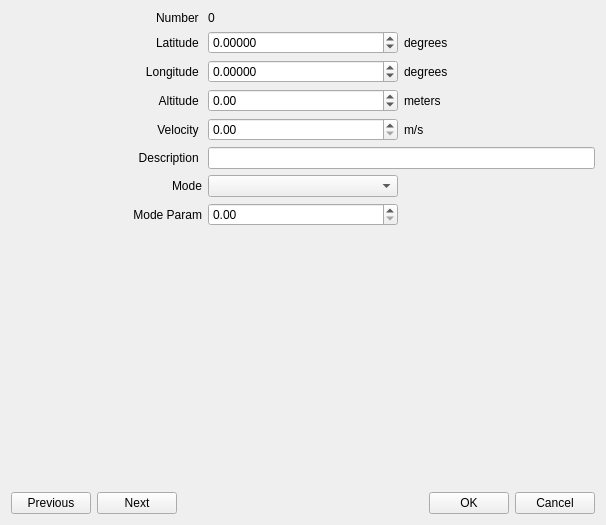
TauLabs/TauLabs, file ground/gcs/src/plugins/pathplanner/waypoint_dialog.ui: the form before one commit.
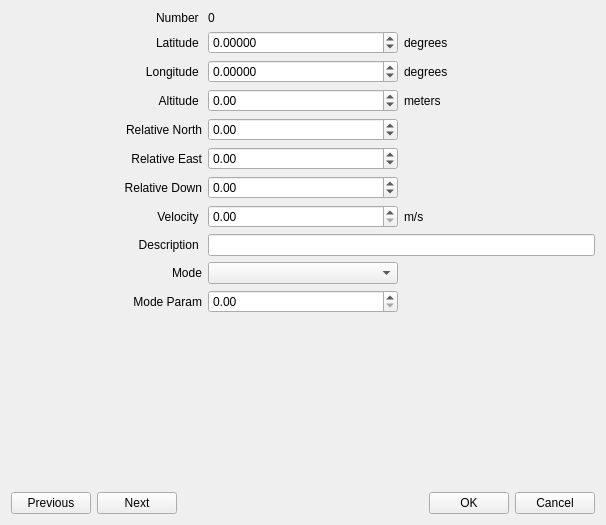
The form after the commit. Icons and pictures are not drawn.

Commit message: Path Planner: Make the dialog show the relative location as well and allow it to be edited.  The QDataWidgetMapper doesn't seem to catch changes from the model to the widgets so when an NED coordinate is changed the LLA version doesn't update automatically.

Diff of the .ui file:
```diff
--- a/ground/gcs/src/plugins/pathplanner/waypoint_dialog.ui
+++ b/ground/gcs/src/plugins/pathplanner/waypoint_dialog.ui
@@ -32,16 +32,6 @@
   <layout class="QVBoxLayout" name="verticalLayout">
    <item>
     <layout class="QGridLayout" name="gridLayout">
-     <item row="4" column="0">
-      <widget class="QLabel" name="label_4">
-       <property name="text">
-        <string>Velocity </string>
-       </property>
-       <property name="alignment">
-        <set>Qt::AlignRight|Qt::AlignTrailing|Qt::AlignVCenter</set>
-       </property>
-      </widget>
-     </item>
      <item row="1" column="1">
       <widget class="QDoubleSpinBox" name="doubleSpinBoxLatitude">
        <property name="sizePolicy">
@@ -61,10 +51,58 @@
        </property>
       </widget>
      </item>
-     <item row="5" column="1" colspan="2">
+     <item row="8" column="1" colspan="2">
       <widget class="QLineEdit" name="lineEditDescription"/>
      </item>
-     <item row="6" column="0">
+     <item row="9" column="1">
+      <widget class="QComboBox" name="cbMode"/>
+     </item>
+     <item row="1" column="0">
+      <widget class="QLabel" name="lbLat">
+       <property name="sizePolicy">
+        <sizepolicy hsizetype="Minimum" vsizetype="Preferred">
+         <horstretch>0</horstretch>
+         <verstretch>0</verstretch>
+        </sizepolicy>
+       </property>
+       <property name="text">
+        <string>Latitude </string>
+       </property>
+       <property name="alignment">
+        <set>Qt::AlignRight|Qt::AlignTrailing|Qt::AlignVCenter</set>
+       </property>
+      </widget>
+     </item>
+     <item row="0" column="0">
+      <widget class="QLabel" name="label_7">
+       <property name="text">
+        <string>Number </string>
+       </property>
+       <property name="alignment">
+        <set>Qt::AlignRight|Qt::AlignTrailing|Qt::AlignVCenter</set>
+       </property>
+      </widget>
+     </item>
+     <item row="2" column="0">
+      <widget class="QLabel" name="lbLong">
+       <property name="enabled">
+        <bool>true</bool>
+       </property>
+       <property name="sizePolicy">
+        <sizepolicy hsizetype="Minimum" vsizetype="Preferred">
+         <horstretch>0</horstretch>
+         <verstretch>0</verstretch>
+        </sizepolicy>
+       </property>
+       <property name="text">
+        <string>Longitude </string>
+       </property>
+       <property name="alignment">
+        <set>Qt::AlignRight|Qt::AlignTrailing|Qt::AlignVCenter</set>
+       </property>
+      </widget>
+     </item>
+     <item row="9" column="0">
       <widget class="QLabel" name="label">
        <property name="sizePolicy">
         <sizepolicy hsizetype="Minimum" vsizetype="Preferred">
@@ -89,31 +127,7 @@
        </property>
       </widget>
      </item>
-     <item row="0" column="1">
-      <widget class="QLabel" name="lbNumber">
-       <property name="text">
-        <string>0</string>
-       </property>
-      </widget>
-     </item>
-     <item row="3" column="2">
-      <widget class="QLabel" name="label_6">
-       <property name="text">
-        <string>meters</string>
-       </property>
-      </widget>
-     </item>
-     <item row="6" column="1">
-      <widget class="QComboBox" name="cbMode"/>
-     </item>
-     <item row="4" column="2">
-      <widget class="QLabel" name="label_10">
-       <property name="text">
-        <string>m/s</string>
-       </property>
-      </widget>
-     </item>
-     <item row="5" column="0">
+     <item row="8" column="0">
       <widget class="QLabel" name="label_8">
        <property name="sizePolicy">
         <sizepolicy hsizetype="Minimum" vsizetype="Preferred">
@@ -129,42 +143,10 @@
        </property>
       </widget>
      </item>
-     <item row="1" column="0">
-      <widget class="QLabel" name="lbLat">
-       <property name="sizePolicy">
-        <sizepolicy hsizetype="Minimum" vsizetype="Preferred">
-         <horstretch>0</horstretch>
-         <verstretch>0</verstretch>
-        </sizepolicy>
-       </property>
-       <property name="text">
-        <string>Latitude </string>
-       </property>
-       <property name="alignment">
-        <set>Qt::AlignRight|Qt::AlignTrailing|Qt::AlignVCenter</set>
-       </property>
-      </widget>
-     </item>
-     <item row="4" column="1">
-      <widget class="QDoubleSpinBox" name="doubleSpinBoxVelocity">
-       <property name="maximum">
-        <double>999999999.000000000000000</double>
-       </property>
-      </widget>
-     </item>
      <item row="7" column="0">
-      <widget class="QLabel" name="modeParams">
-       <property name="sizePolicy">
-        <sizepolicy hsizetype="Minimum" vsizetype="Preferred">
-         <horstretch>0</horstretch>
-         <verstretch>0</verstretch>
-        </sizepolicy>
-       </property>
-       <property name="layoutDirection">
-        <enum>Qt::LeftToRight</enum>
-       </property>
+      <widget class="QLabel" name="label_4">
        <property name="text">
-        <string>Mode Param</string>
+        <string>Velocity </string>
        </property>
        <property name="alignment">
         <set>Qt::AlignRight|Qt::AlignTrailing|Qt::AlignVCenter</set>
@@ -178,6 +160,58 @@
        </property>
       </widget>
      </item>
+     <item row="2" column="1">
+      <widget class="QDoubleSpinBox" name="doubleSpinBoxLongitude">
+       <property name="decimals">
+        <number>5</number>
+       </property>
+       <property name="minimum">
+        <double>-180.000000000000000</double>
+       </property>
+       <property name="maximum">
+        <double>180.000000000000000</double>
+       </property>
+      </widget>
+     </item>
+     <item row="10" column="0">
+      <widget class="QLabel" name="modeParams">
+       <property name="sizePolicy">
+        <sizepolicy hsizetype="Minimum" vsizetype="Preferred">
+         <horstretch>0</horstretch>
+         <verstretch>0</verstretch>
+        </sizepolicy>
+       </property>
+       <property name="layoutDirection">
+        <enum>Qt::LeftToRight</enum>
+       </property>
+       <property name="text">
+        <string>Mode Param</string>
+       </property>
+       <property name="alignment">
+        <set>Qt::AlignRight|Qt::AlignTrailing|Qt::AlignVCenter</set>
+       </property>
+      </widget>
+     </item>
+     <item row="10" column="1">
+      <widget class="QDoubleSpinBox" name="dsb_modeParams">
+       <property name="maximum">
+        <double>999999999.000000000000000</double>
+       </property>
+       <property name="singleStep">
+        <double>0.010000000000000</double>
+       </property>
+      </widget>
+     </item>
+     <item row="3" column="1">
+      <widget class="QDoubleSpinBox" name="doubleSpinBoxAltitude">
+       <property name="minimum">
+        <double>-5000.000000000000000</double>
+       </property>
+       <property name="maximum">
+        <double>5000.000000000000000</double>
+       </property>
+      </widget>
+     </item>
      <item row="3" column="0">
       <widget class="QLabel" name="label_3">
        <property name="sizePolicy">
@@ -194,11 +228,15 @@
        </property>
       </widget>
      </item>
-     <item row="2" column="0">
-      <widget class="QLabel" name="lbLong">
-       <property name="enabled">
-        <bool>true</bool>
+     <item row="7" column="2">
+      <widget class="QLabel" name="label_10">
+       <property name="text">
+        <string>m/s</string>
        </property>
+      </widget>
+     </item>
+     <item row="5" column="0">
+      <widget class="QLabel" name="lbLat_3">
        <property name="sizePolicy">
         <sizepolicy hsizetype="Minimum" vsizetype="Preferred">
          <horstretch>0</horstretch>
@@ -206,20 +244,40 @@
         </sizepolicy>
        </property>
        <property name="text">
-        <string>Longitude </string>
+        <string>Relative East</string>
        </property>
        <property name="alignment">
         <set>Qt::AlignRight|Qt::AlignTrailing|Qt::AlignVCenter</set>
        </property>
       </widget>
      </item>
-     <item row="3" column="1">
-      <widget class="QDoubleSpinBox" name="doubleSpinBoxAltitude">
-       <property name="minimum">
-        <double>-5000.000000000000000</double>
+     <item row="3" column="2">
+      <widget class="QLabel" name="label_6">
+       <property name="text">
+        <string>meters</string>
        </property>
-       <property name="maximum">
-        <double>5000.000000000000000</double>
+      </widget>
+     </item>
+     <item row="4" column="0">
+      <widget class="QLabel" name="lbLat_2">
+       <property name="sizePolicy">
+        <sizepolicy hsizetype="Minimum" vsizetype="Preferred">
+         <horstretch>0</horstretch>
+         <verstretch>0</verstretch>
+        </sizepolicy>
+       </property>
+       <property name="text">
+        <string>Relative North</string>
+       </property>
+       <property name="alignment">
+        <set>Qt::AlignRight|Qt::AlignTrailing|Qt::AlignVCenter</set>
+       </property>
+      </widget>
+     </item>
+     <item row="0" column="1">
+      <widget class="QLabel" name="lbNumber">
+       <property name="text">
+        <string>0</string>
        </property>
       </widget>
      </item>
@@ -231,35 +289,55 @@
       </widget>
      </item>
      <item row="7" column="1">
-      <widget class="QDoubleSpinBox" name="dsb_modeParams">
+      <widget class="QDoubleSpinBox" name="doubleSpinBoxVelocity">
        <property name="maximum">
         <double>999999999.000000000000000</double>
        </property>
-       <property name="singleStep">
-        <double>0.010000000000000</double>
-       </property>
       </widget>
      </item>
-     <item row="0" column="0">
-      <widget class="QLabel" name="label_7">
+     <item row="6" column="0">
+      <widget class="QLabel" name="lbLat_4">
+       <property name="sizePolicy">
+        <sizepolicy hsizetype="Minimum" vsizetype="Preferred">
+         <horstretch>0</horstretch>
+         <verstretch>0</verstretch>
+        </sizepolicy>
+       </property>
        <property name="text">
-        <string>Number </string>
+        <string>Relative Down</string>
        </property>
        <property name="alignment">
         <set>Qt::AlignRight|Qt::AlignTrailing|Qt::AlignVCenter</set>
        </property>
       </widget>
      </item>
-     <item row="2" column="1">
-      <widget class="QDoubleSpinBox" name="doubleSpinBoxLongitude">
-       <property name="decimals">
-        <number>5</number>
+     <item row="4" column="1">
+      <widget class="QDoubleSpinBox" name="doubleSpinBoxNorth">
+       <property name="minimum">
+        <double>-50000000.000000000000000</double>
        </property>
+       <property name="maximum">
+        <double>50000000.000000000000000</double>
+       </property>
+      </widget>
+     </item>
+     <item row="5" column="1">
+      <widget class="QDoubleSpinBox" name="doubleSpinBoxEast">
        <property name="minimum">
-        <double>-180.000000000000000</double>
+        <double>-50000000.000000000000000</double>
        </property>
        <property name="maximum">
-        <double>180.000000000000000</double>
+        <double>50000000.000000000000000</double>
+       </property>
+      </widget>
+     </item>
+     <item row="6" column="1">
+      <widget class="QDoubleSpinBox" name="doubleSpinBoxDown">
+       <property name="minimum">
+        <double>-5000.000000000000000</double>
+       </property>
+       <property name="maximum">
+        <double>5000.000000000000000</double>
        </property>
       </widget>
      </item>
```
The commit also changes 1 other file.
